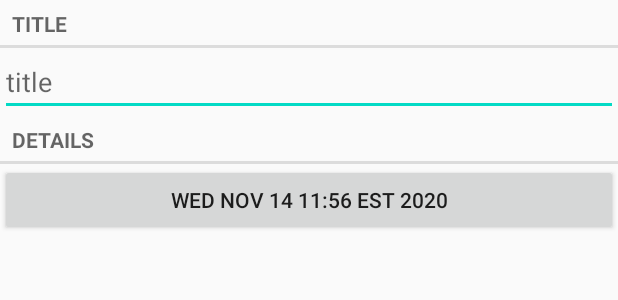
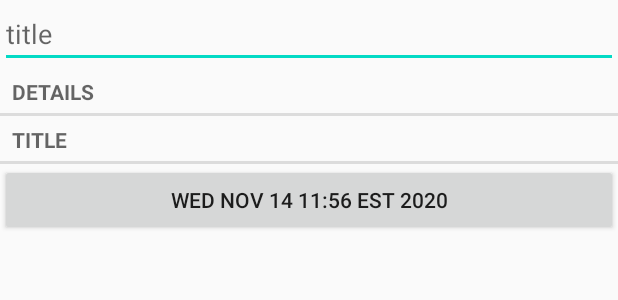
Before and after one commit to MeesterWaffles/CryptoApp, an Android app: the layout fragment_crypto.xml on its own in the app's theme, with its tools: preview values and no code run, on a phone screen of 412 x 824 dp. Shown: the top 300 px of the screen. Run offline under Robolectric (Android 15) with nearby library versions, the phone set to English and light mode, and no system bars.

```diff
--- a/app/build.gradle
+++ b/app/build.gradle
@@ -32,6 +32,7 @@ dependencies {
     implementation 'androidx.appcompat:appcompat:1.0.2'
     implementation 'androidx.core:core-ktx:1.0.2'
     implementation 'androidx.constraintlayout:constraintlayout:1.1.3'
+    implementation 'androidx.legacy:legacy-support-v4:1.0.0'
     testImplementation 'junit:junit:4.12'
     androidTestImplementation 'androidx.test.ext:junit:1.1.1'
     androidTestImplementation 'androidx.test.espresso:espresso-core:3.2.0'
--- a/app/src/main/res/layout/fragment_crypto.xml
+++ b/app/src/main/res/layout/fragment_crypto.xml
@@ -1,32 +1,48 @@
 <?xml version="1.0" encoding="utf-8"?>
-<LinearLayout xmlns:android="http://schemas.android.com/apk/res/android"
+<androidx.constraintlayout.widget.ConstraintLayout xmlns:android="http://schemas.android.com/apk/res/android"
+    xmlns:app="http://schemas.android.com/apk/res-auto"
     xmlns:tools="http://schemas.android.com/tools"
     android:orientation="vertical"
     android:layout_width="match_parent"
     android:layout_height="match_parent">
 
     <TextView
+        android:id="@+id/textView2"
         style="?android:listSeparatorTextViewStyle"
         android:layout_width="match_parent"
         android:layout_height="wrap_content"
-        android:text="@string/crypto_title"/>
+        android:text="@string/crypto_title"
+        app:layout_constraintEnd_toEndOf="parent"
+        app:layout_constraintStart_toStartOf="parent"
+        app:layout_constraintTop_toBottomOf="@+id/textView" />
 
     <EditText
         android:id="@+id/crypto_title"
         android:layout_width="match_parent"
         android:layout_height="wrap_content"
-        android:hint="@string/crypto_title" />
+        android:hint="@string/crypto_title"
+        app:layout_constraintEnd_toEndOf="parent"
+        app:layout_constraintStart_toStartOf="parent"
+        tools:layout_editor_absoluteY="0dp"
+        tools:ignore="MissingConstraints" />
 
     <TextView
+        android:id="@+id/textView"
         style="?android:listSeparatorTextViewStyle"
         android:layout_width="match_parent"
         android:layout_height="wrap_content"
-        android:text="@string/crypto_details"/>
+        android:text="@string/crypto_details"
+        app:layout_constraintEnd_toEndOf="parent"
+        app:layout_constraintStart_toStartOf="parent"
+        app:layout_constraintTop_toBottomOf="@+id/crypto_title" />
 
     <Button
         android:id="@+id/crypto_date"
         android:layout_width="match_parent"
         android:layout_height="wrap_content"
-        tools:text="Wed Nov 14 11:56 EST 2020"/>
+        app:layout_constraintEnd_toEndOf="parent"
+        app:layout_constraintStart_toStartOf="parent"
+        app:layout_constraintTop_toBottomOf="@+id/textView2"
+        tools:text="Wed Nov 14 11:56 EST 2020" />
 
-</LinearLayout>
+</androidx.constraintlayout.widget.ConstraintLayout>
--- a/app/src/main/res/values/strings.xml
+++ b/app/src/main/res/values/strings.xml
@@ -3,4 +3,7 @@
     <string name="crypto_title">title</string>
     <string name="crypto_date">date</string>
     <string name="crypto_details">details</string>
+
+    <!-- TODO: Remove or change this placeholder text -->
+    <string name="hello_blank_fragment">Hello blank fragment</string>
 </resources>
```
Also changed, not shown: app/src/main/java/com/example/cryptoapp/CryptoFragment.kt (added, +21 -0 lines), app/src/main/java/com/example/cryptoapp/CryptoListFragment.kt (added, +21 -0 lines), app/src/main/java/com/example/cryptoapp/LandingFragment.kt (added, +21 -0 lines), app/src/main/res/navigation/nav_graph.xml (added, +28 -0 lines), 2 other files.
